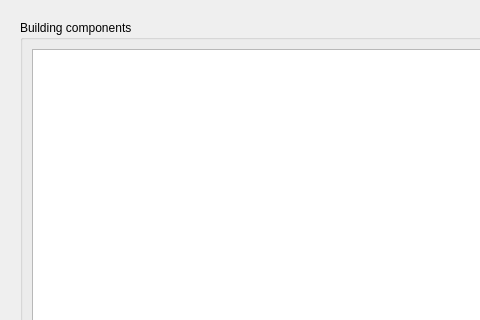
Above: SIM-VICUS/src/SVPropBuildingEditWidget.ui from ghorwin/SIM-VICUS before the change; both pictures show x 0 to 480 and y 0 to 320 of the 626 by 503 pixel window. Below: the same form after it.
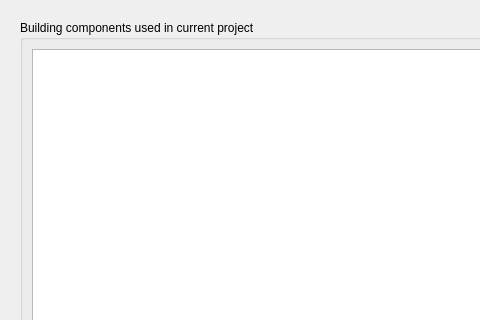
That is the form after the change.

Commit message: Implemented "Assign component" feature.

Patch:
```diff
--- a/SIM-VICUS/src/SVPropBuildingEditWidget.ui
+++ b/SIM-VICUS/src/SVPropBuildingEditWidget.ui
@@ -25,7 +25,7 @@
        <item>
         <widget class="QGroupBox" name="groupBox">
          <property name="title">
-          <string>Building components</string>
+          <string>Building components used in current project</string>
          </property>
          <layout class="QGridLayout" name="gridLayout">
           <item row="1" column="0">
```
The commit also changes 2 other files.
